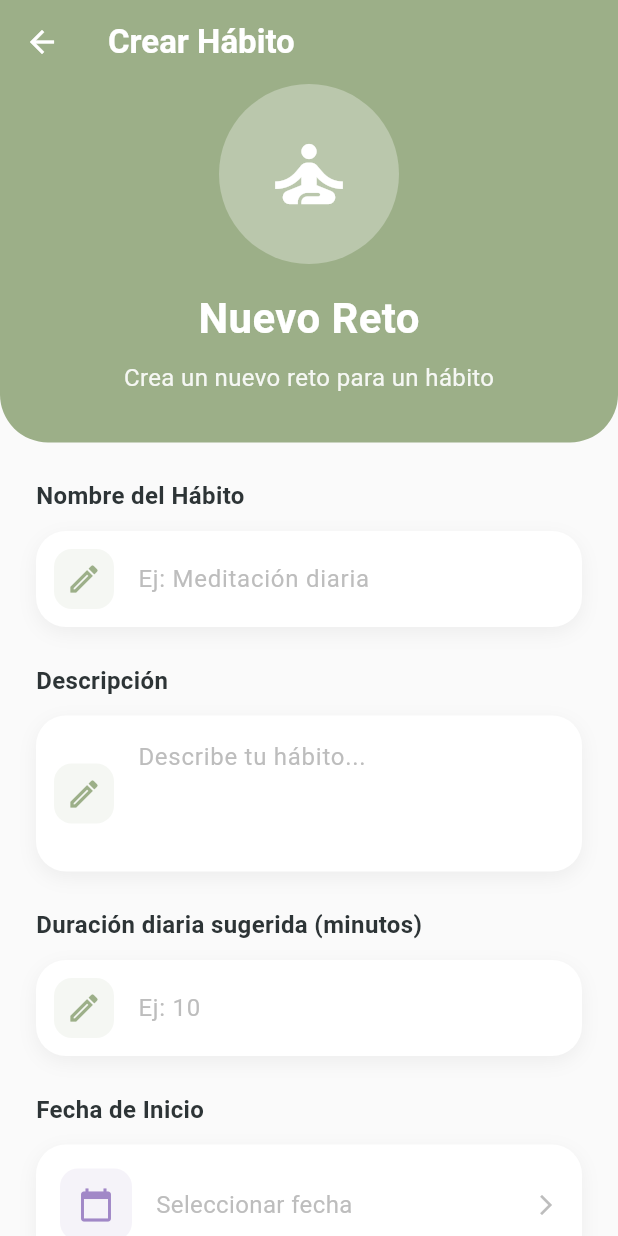
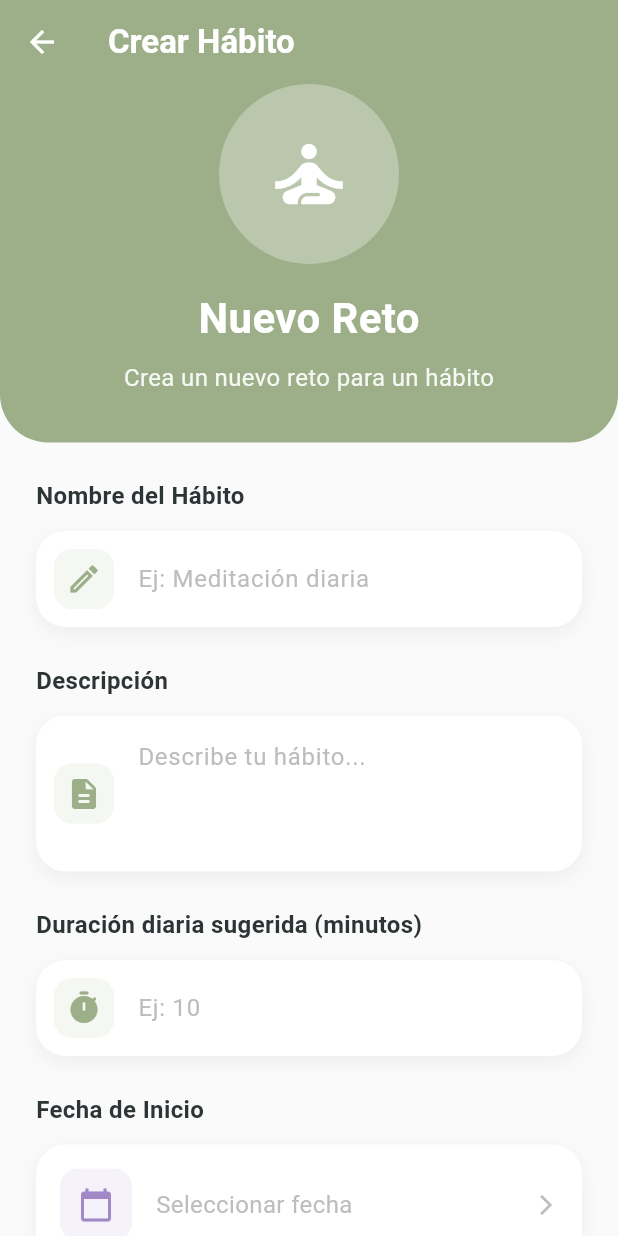
Before and after one commit to jrg84/RetoHabitos_IS513_ProyectoFinal, a Flutter app: the CrearHabitoPage screen opened by its route, on a phone screen of 412 x 824 dp. Run offline on Flutter 3.47's test engine with Material 3 defaults, Android fonts, the light colour scheme and no system bars; our stand-ins replace cloud_firestore, firebase_auth, firebase_core, fl_chart, go_router; accounts and stored records are empty.

Commit message:
Update createView.dart

```diff
--- a/reto_habitos/lib/src/views/createView.dart
+++ b/reto_habitos/lib/src/views/createView.dart
@@ -226,8 +226,8 @@ class _CrearHabitoPageState extends State<CrearHabitoPage> {
               color: const Color.fromARGB(26, 156, 175, 136),
               borderRadius: BorderRadius.circular(12),
             ),
-            child: const Icon(
-              Icons.edit_outlined,
+            child: Icon(
+              icon,
               color: Color.fromARGB(255, 156, 175, 136),
               size: 24,
             ),
```
